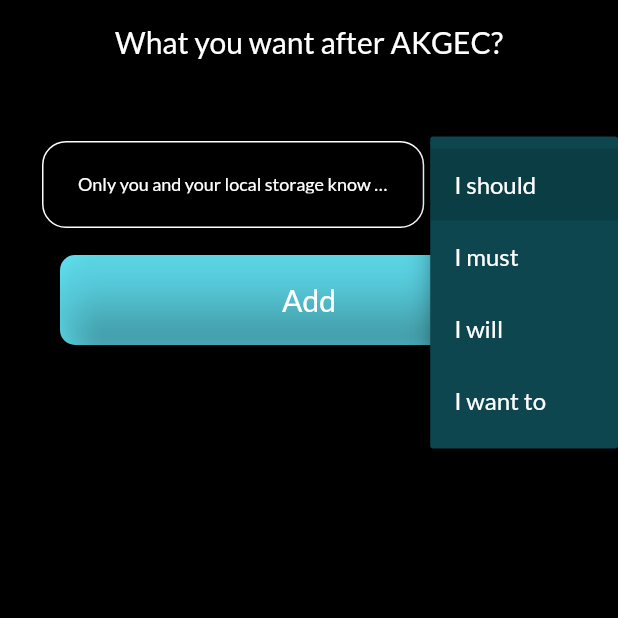
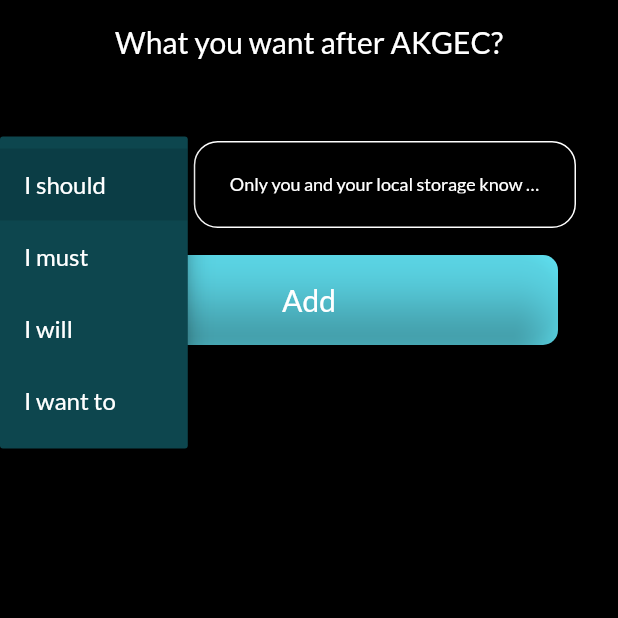
Before and after one commit to EuclidStellar/beforeIgetoutofthiscollege, a Flutter app: the screen it shows after launch, after a tap on "I should", on a phone screen of 412 x 824 dp, the top half of it. Run offline on Flutter 3.47's test engine with Material 2 defaults, Android fonts, the phone set to English and light mode, and no system bars; our stand-ins replace google_fonts, shared_preferences; missing offline and left inert: beautiful_textfields.

Commit message:
final push for web version

```diff
--- a/lib/main.dart
+++ b/lib/main.dart
@@ -61,7 +61,7 @@
     if (taskController.text.isNotEmpty) {
       setState(() {
         tasks.add(
-            'Before I pass out from AKGEC $selectedPriority ${taskController.text}');
+            'Before I get out from AKGEC $selectedPriority ${taskController.text}');
         taskController.clear();
         saveTasks();
       });
@@ -106,18 +106,7 @@
                   // const SizedBox(
                   //   height: 50,
                   // ),
-                  Expanded(
-                      child: MyTextField(
-                          hintText: 'Let your intrusive thoughts win',
-                          inputType: TextInputType.name,
-                          labelText2:
-                              'Only you and your local storage know what you want :)',
-                          secure1: false,
-                          capital: TextCapitalization.characters,
-                          nameController1: taskController)),
-                  const SizedBox(width: 16.0),
-
-                  DropdownButton<String?>(
+                   DropdownButton<String?>(
                     elevation: 8,
                     iconEnabledColor: Colors.white,
                     iconDisabledColor: Colors.white,
@@ -144,6 +133,45 @@
                       );
                     }).toList(),
                   ),
+                   const SizedBox(width: 16.0),
+                  Expanded(
+                      child: MyTextField(
+                          hintText: 'Let your intrusive thoughts win',
+                          inputType: TextInputType.name,
+                          labelText2:
+                              'Only you and your local storage know what you want :)',
+                          secure1: false,
+                          capital: TextCapitalization.characters,
+                          nameController1: taskController)),
+
+
+                  // DropdownButton<String?>(
+                  //   elevation: 8,
+                  //   iconEnabledColor: Colors.white,
+                  //   iconDisabledColor: Colors.white,
+                  //   focusColor: Colors.white,
+                  //   dropdownColor: const Color.fromARGB(255, 13, 70, 78),
+                  //   value: selectedPriority,
+                  //   onChanged: (String? newValue) {
+                  //     if (newValue != null) {
+                  //       setState(() {
+                  //         selectedPriority = newValue;
+                  //       });
+                  //     }
+                  //   },
+                  //   items: ['I should', 'I must', 'I will', 'I want to']
+                  //       .map<DropdownMenuItem<String>>((String value) {
+                  //     return DropdownMenuItem<String>(
+                  //       value: value,
+                  //       child: Text(
+                  //         value,
+                  //         style: const TextStyle(
+                  //           color: Colors.white,
+                  //         ),
+                  //       ),
+                  //     );
+                  //   }).toList(),
+                  // ),
                 ],
               ),
             ),
```
